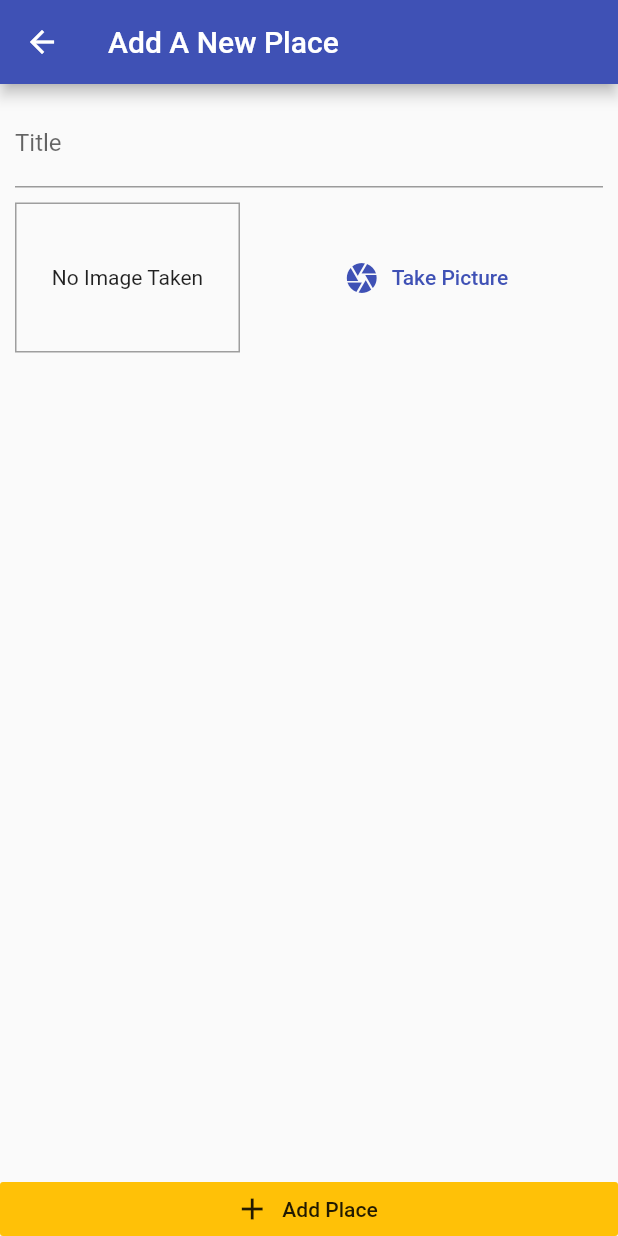
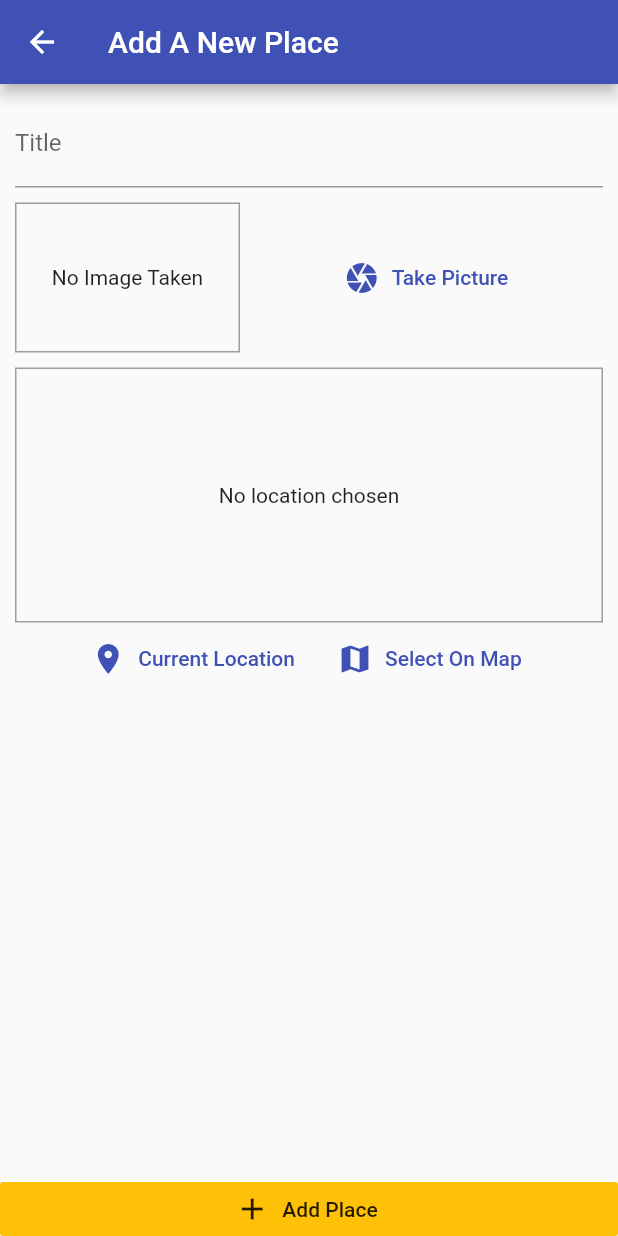
Before and after one commit to RavinduDilshan/Great-Places-App, a Flutter app: the AddPlaceScreen screen opened by its route, on a phone screen of 412 x 824 dp. Run offline on Flutter 3.47's test engine with Material 2 defaults, Android fonts, the phone set to English and light mode, and no system bars; our stand-ins replace image_picker, sqflite; accounts and stored records are empty.

Commit message:
added location package and designed location input widget

```diff
--- a/lib/screens/add_place_screen.dart
+++ b/lib/screens/add_place_screen.dart
@@ -3,6 +3,7 @@ import 'dart:io';
 import 'package:flutter/material.dart';
 import 'package:greatplaces/providers/great_places.dart';
 import 'package:greatplaces/widgets/image_input.dart';
+import 'package:greatplaces/widgets/location_input.dart';
 import 'package:provider/provider.dart';
 
 class AddPlaceScreen extends StatefulWidget {
@@ -52,7 +53,11 @@ class _AddPlaceScreenState extends State<AddPlaceScreen> {
                   SizedBox(
                     height: 10,
                   ),
-                  ImageInput(_selectImage)
+                  ImageInput(_selectImage),
+                  SizedBox(
+                    height: 10,
+                  ),
+                  LocationInput()
                 ],
               ),
             )),
--- /dev/null
+++ b/lib/widgets/location_input.dart
@@ -0,0 +1,56 @@
+import 'package:flutter/material.dart';
+
+class LocationInput extends StatefulWidget {
+  @override
+  _LocationInputState createState() => _LocationInputState();
+}
+
+class _LocationInputState extends State<LocationInput> {
+  String? previewImageUrl;
+
+  @override
+  Widget build(BuildContext context) {
+    return Column(
+      children: [
+        Container(
+          height: 170,
+          width: double.infinity,
+          decoration:
+              BoxDecoration(border: Border.all(width: 1, color: Colors.grey)),
+          alignment: Alignment.center,
+          child: previewImageUrl == null
+              ? Text(
+                  'No location chosen',
+                  textAlign: TextAlign.center,
+                )
+              : Image.network(
+                  previewImageUrl!,
+                  fit: BoxFit.cover,
+                  width: double.infinity,
+                ),
+        ),
+        Row(
+          mainAxisAlignment: MainAxisAlignment.center,
+          children: [
+            FlatButton.icon(
+              onPressed: () {},
+              icon: Icon(Icons.location_on),
+              label: Text(
+                'Current Location',
+              ),
+              textColor: Theme.of(context).primaryColor,
+            ),
+            FlatButton.icon(
+              onPressed: () {},
+              icon: Icon(Icons.map),
+              label: Text(
+                'Select On Map',
+              ),
+              textColor: Theme.of(context).primaryColor,
+            )
+          ],
+        )
+      ],
+    );
+  }
+}
--- a/pubspec.yaml
+++ b/pubspec.yaml
@@ -28,6 +28,7 @@ dependencies:
   path_provider: ^1.6.28
   path: ^1.7.0
   sqflite: ^1.3.2+4
+  location: ^3.0.0
 
   # The following adds the Cupertino Icons font to your application.
   # Use with the CupertinoIcons class for iOS style icons.
```
Also changed, not shown: pubspec.lock.
